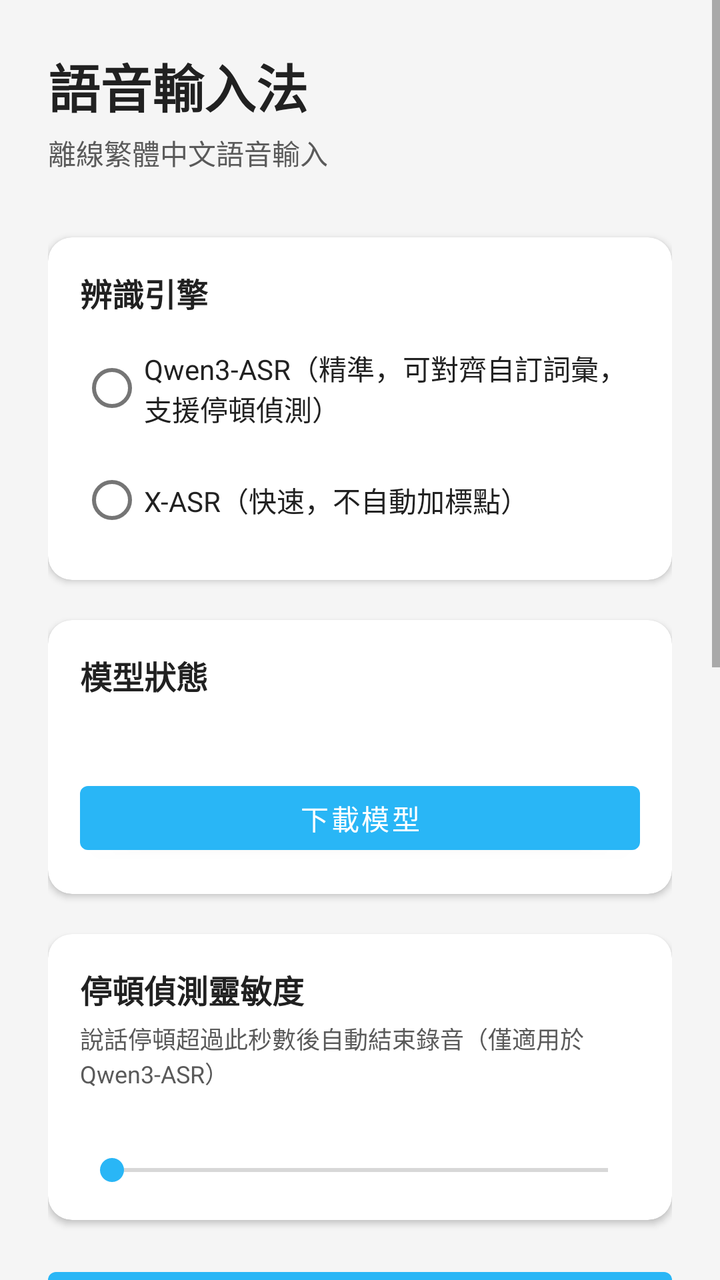
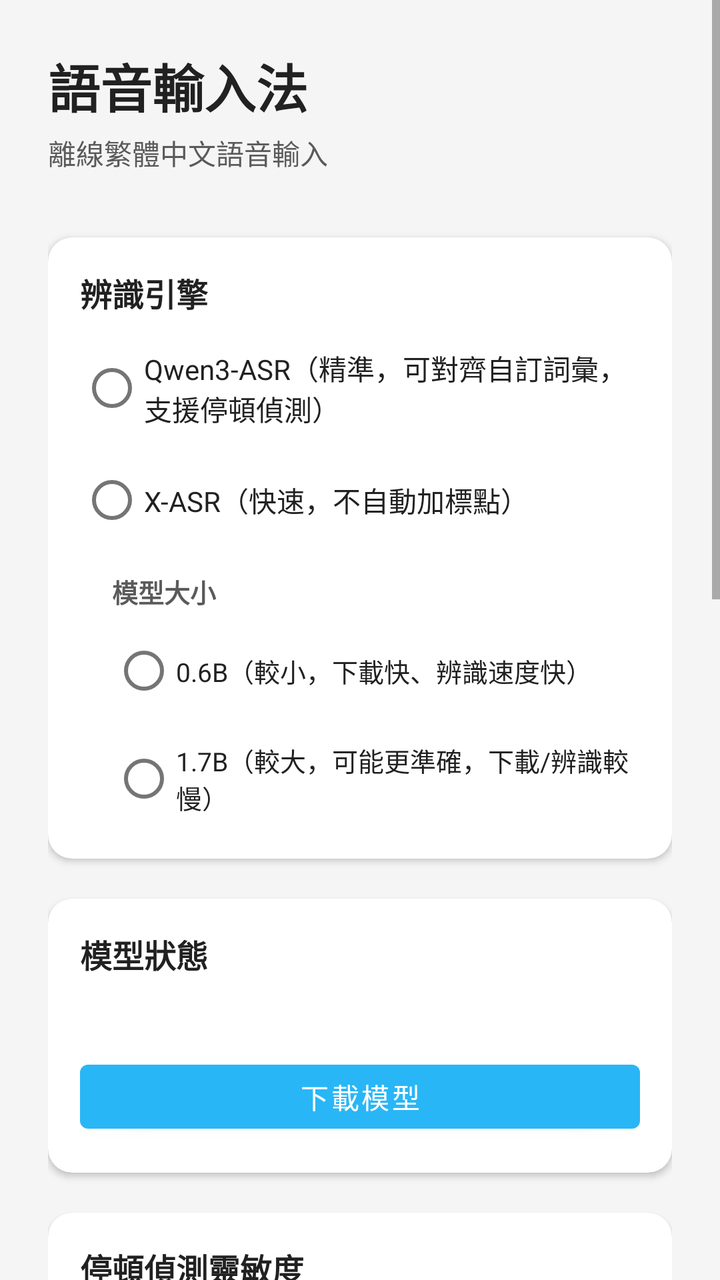

The first picture is an Android layout as it rendered before a commit; the second is the same layout after the commit. The layout source and the unified diff follow.
<!-- AndroidManifest.xml: application theme Theme.VoiceAssistant -->
<!-- res/layout/activity_settings.xml -->
<?xml version="1.0" encoding="utf-8"?>
<ScrollView xmlns:android="http://schemas.android.com/apk/res/android"
    android:layout_width="match_parent"
    android:layout_height="match_parent"
    android:background="@color/background">

    <LinearLayout
        android:layout_width="match_parent"
        android:layout_height="wrap_content"
        android:orientation="vertical"
        android:padding="24dp">

        <TextView
            android:layout_width="match_parent"
            android:layout_height="wrap_content"
            android:text="語音輸入法"
            android:textSize="26sp"
            android:textStyle="bold"
            android:textColor="@color/text_primary"
            android:layout_marginBottom="4dp" />

        <TextView
            android:layout_width="match_parent"
            android:layout_height="wrap_content"
            android:text="離線繁體中文語音輸入"
            android:textSize="14sp"
            android:textColor="@color/text_secondary"
            android:layout_marginBottom="32dp" />

        
        <androidx.cardview.widget.CardView
            xmlns:app="http://schemas.android.com/apk/res-auto"
            android:layout_width="match_parent"
            android:layout_height="wrap_content"
            app:cardCornerRadius="12dp"
            app:cardElevation="2dp"
            app:cardBackgroundColor="@color/white"
            android:layout_marginBottom="20dp">

            <LinearLayout
                android:layout_width="match_parent"
                android:layout_height="wrap_content"
                android:orientation="vertical"
                android:padding="16dp">

                <TextView
                    android:layout_width="match_parent"
                    android:layout_height="wrap_content"
                    android:text="辨識引擎"
                    android:textSize="16sp"
                    android:textStyle="bold"
                    android:textColor="@color/text_primary"
                    android:layout_marginBottom="12dp" />

                <RadioGroup
                    android:id="@+id/rg_engine"
                    android:layout_width="match_parent"
                    android:layout_height="wrap_content"
                    android:orientation="vertical">

                    <RadioButton
                        android:id="@+id/rb_qwen3"
                        android:layout_width="match_parent"
                        android:layout_height="wrap_content"
                        android:text="Qwen3-ASR（精準，可對齊自訂詞彙，支援停頓偵測）"
                        android:textSize="14sp"
                        android:textColor="@color/text_primary"
                        android:layout_marginBottom="8dp" />

                    <RadioButton
                        android:id="@+id/rb_xasr"
                        android:layout_width="match_parent"
                        android:layout_height="wrap_content"
                        android:text="X-ASR（快速，不自動加標點）"
                        android:textSize="14sp"
                        android:textColor="@color/text_primary" />
                </RadioGroup>
            </LinearLayout>
        </androidx.cardview.widget.CardView>

        
        <androidx.cardview.widget.CardView
            xmlns:app="http://schemas.android.com/apk/res-auto"
            android:layout_width="match_parent"
            android:layout_height="wrap_content"
            app:cardCornerRadius="12dp"
            app:cardElevation="2dp"
            app:cardBackgroundColor="@color/white"
            android:layout_marginBottom="20dp">

            <LinearLayout
                android:layout_width="match_parent"
                android:layout_height="wrap_content"
                android:orientation="vertical"
                android:padding="16dp">

                <TextView
                    android:layout_width="match_parent"
                    android:layout_height="wrap_content"
                    android:text="模型狀態"
                    android:textSize="16sp"
                    android:textStyle="bold"
                    android:textColor="@color/text_primary"
                    android:layout_marginBottom="8dp" />

                <TextView
                    android:id="@+id/tv_model_status"
                    android:layout_width="match_parent"
                    android:layout_height="wrap_content"
                    android:textSize="13sp"
                    android:textColor="@color/text_secondary"
                    android:lineSpacingMultiplier="1.4"
                    android:layout_marginBottom="12dp" />

                <Button
                    android:id="@+id/btn_download_model"
                    android:layout_width="match_parent"
                    android:layout_height="44dp"
                    android:text="下載模型" />

                <TextView
                    android:id="@+id/tv_download_status"
                    android:layout_width="match_parent"
                    android:layout_height="wrap_content"
                    android:textSize="12sp"
                    android:textColor="@color/text_secondary"
                    android:layout_marginTop="8dp"
                    android:visibility="gone" />

                <ProgressBar
                    android:id="@+id/progress_download"
                    style="@android:style/Widget.ProgressBar.Horizontal"
                    android:layout_width="match_parent"
                    android:layout_height="6dp"
                    android:max="100"
                    android:layout_marginTop="4dp"
                    android:visibility="gone" />
            </LinearLayout>
        </androidx.cardview.widget.CardView>

        
        <androidx.cardview.widget.CardView
            xmlns:app="http://schemas.android.com/apk/res-auto"
            android:layout_width="match_parent"
            android:layout_height="wrap_content"
            app:cardCornerRadius="12dp"
            app:cardElevation="2dp"
            app:cardBackgroundColor="@color/white"
            android:layout_marginBottom="20dp">

            <LinearLayout
                android:layout_width="match_parent"
                android:layout_height="wrap_content"
                android:orientation="vertical"
                android:padding="16dp">

                <TextView
                    android:layout_width="match_parent"
                    android:layout_height="wrap_content"
                    android:text="停頓偵測靈敏度"
                    android:textSize="16sp"
                    android:textStyle="bold"
                    android:textColor="@color/text_primary"
                    android:layout_marginBottom="4dp" />

                <TextView
                    android:layout_width="match_parent"
                    android:layout_height="wrap_content"
                    android:text="說話停頓超過此秒數後自動結束錄音（僅適用於 Qwen3-ASR）"
                    android:textSize="12sp"
                    android:textColor="@color/text_secondary"
                    android:layout_marginBottom="8dp" />

                <TextView
                    android:id="@+id/tv_vad_value"
                    android:layout_width="match_parent"
                    android:layout_height="wrap_content"
                    android:textSize="14sp"
                    android:textStyle="bold"
                    android:textColor="@color/text_primary"
                    android:gravity="center"
                    android:layout_marginBottom="4dp" />

                <SeekBar
                    android:id="@+id/sb_vad_silence"
                    android:layout_width="match_parent"
                    android:layout_height="wrap_content"
                    android:max="25" />
            </LinearLayout>
        </androidx.cardview.widget.CardView>

        
        <Button
            android:id="@+id/btn_open_dict"
            android:layout_width="match_parent"
            android:layout_height="48dp"
            android:text="管理自訂詞彙"
            android:layout_marginBottom="20dp" />

        
        <TextView
            android:layout_width="match_parent"
            android:layout_height="wrap_content"
            android:text="步驟一：授予麥克風權限"
            android:textSize="16sp"
            android:textStyle="bold"
            android:textColor="@color/text_primary"
            android:layout_marginBottom="8dp" />

        <TextView
            android:id="@+id/tv_mic_status"
            android:layout_width="match_parent"
            android:layout_height="wrap_content"
            android:textSize="13sp"
            android:textColor="@color/text_secondary"
            android:layout_marginBottom="8dp" />

        <Button
            android:id="@+id/btn_grant_mic"
            android:layout_width="match_parent"
            android:layout_height="48dp"
            android:text="授予麥克風權限"
            android:layout_marginBottom="20dp" />

        
        <TextView
            android:layout_width="match_parent"
            android:layout_height="wrap_content"
            android:text="步驟二：啟用輸入法"
            android:textSize="16sp"
            android:textStyle="bold"
            android:textColor="@color/text_primary"
            android:layout_marginBottom="8dp" />

        <Button
            android:id="@+id/btn_enable_ime"
            android:layout_width="match_parent"
            android:layout_height="48dp"
            android:text="前往系統設定 → 啟用語音輸入法"
            android:layout_marginBottom="20dp" />

        
        <TextView
            android:layout_width="match_parent"
            android:layout_height="wrap_content"
            android:text="步驟三：切換輸入法"
            android:textSize="16sp"
            android:textStyle="bold"
            android:textColor="@color/text_primary"
            android:layout_marginBottom="8dp" />

        <Button
            android:id="@+id/btn_switch_ime"
            android:layout_width="match_parent"
            android:layout_height="48dp"
            android:text="切換至語音輸入法"
            android:layout_marginBottom="20dp" />

        
        <TextView
            android:layout_width="match_parent"
            android:layout_height="wrap_content"
            android:text="使用方式"
            android:textSize="16sp"
            android:textStyle="bold"
            android:textColor="@color/text_primary"
            android:layout_marginBottom="8dp" />

        <TextView
            android:layout_width="match_parent"
            android:layout_height="wrap_content"
            android:text="1. 在任何輸入框點選，叫出鍵盤\n2. 點擊麥克風按鈕開始說話\n3. 靜音後自動識別，或再次點擊停止\n4. 識別結果顯示於頂部預覽欄\n5. 點擊「確認插入」將文字輸入到應用"
            android:textSize="14sp"
            android:textColor="@color/text_secondary"
            android:lineSpacingMultiplier="1.6" />

    </LinearLayout>
</ScrollView>
<!-- resources referenced by this layout -->
<resources>
  <color name="background">#F5F5F5</color>
  <color name="text_primary">#212121</color>
  <color name="text_secondary">#5A5A5A</color>
  <color name="white">#FFFFFF</color>
  <style name="Theme.VoiceAssistant" parent="Theme.MaterialComponents.DayNight.NoActionBar">
          <item name="colorPrimary">@color/ime_accent</item>
          <item name="colorPrimaryDark">#0288D1</item>
          <item name="colorAccent">@color/ime_accent</item>
      </style>
  <color name="ime_accent">#29B6F6</color>
</resources>

<!-- the commit's change to res/layout/activity_settings.xml (unified diff, before → after) -->
@@ -75,6 +75,49 @@
                         android:textSize="14sp"
                         android:textColor="@color/text_primary" />
                 </RadioGroup>
+
+                
+                <LinearLayout
+                    android:id="@+id/layout_qwen3_size"
+                    android:layout_width="match_parent"
+                    android:layout_height="wrap_content"
+                    android:orientation="vertical"
+                    android:layout_marginTop="12dp"
+                    android:paddingStart="16dp">
+
+                    <TextView
+                        android:layout_width="match_parent"
+                        android:layout_height="wrap_content"
+                        android:text="模型大小"
+                        android:textSize="13sp"
+                        android:textStyle="bold"
+                        android:textColor="@color/text_secondary"
+                        android:layout_marginBottom="6dp" />
+
+                    <RadioGroup
+                        android:id="@+id/rg_qwen3_size"
+                        android:layout_width="match_parent"
+                        android:layout_height="wrap_content"
+                        android:orientation="vertical">
+
+                        <RadioButton
+                            android:id="@+id/rb_qwen3_06b"
+                            android:layout_width="match_parent"
+                            android:layout_height="wrap_content"
+                            android:text="0.6B（較小，下載快、辨識速度快）"
+                            android:textSize="13sp"
+                            android:textColor="@color/text_primary"
+                            android:layout_marginBottom="6dp" />
+
+                        <RadioButton
+                            android:id="@+id/rb_qwen3_17b"
+                            android:layout_width="match_parent"
+                            android:layout_height="wrap_content"
+                            android:text="1.7B（較大，可能更準確，下載/辨識較慢）"
+                            android:textSize="13sp"
+                            android:textColor="@color/text_primary" />
+                    </RadioGroup>
+                </LinearLayout>
             </LinearLayout>
         </androidx.cardview.widget.CardView>
 
